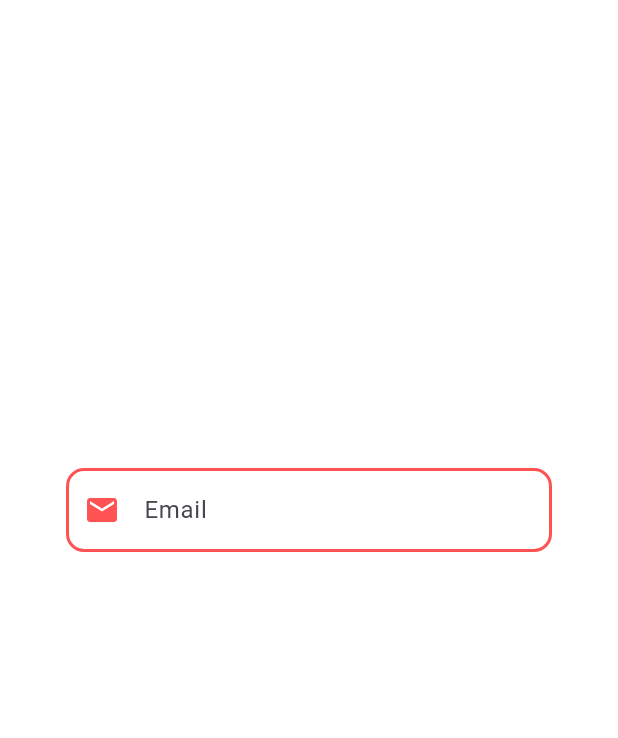
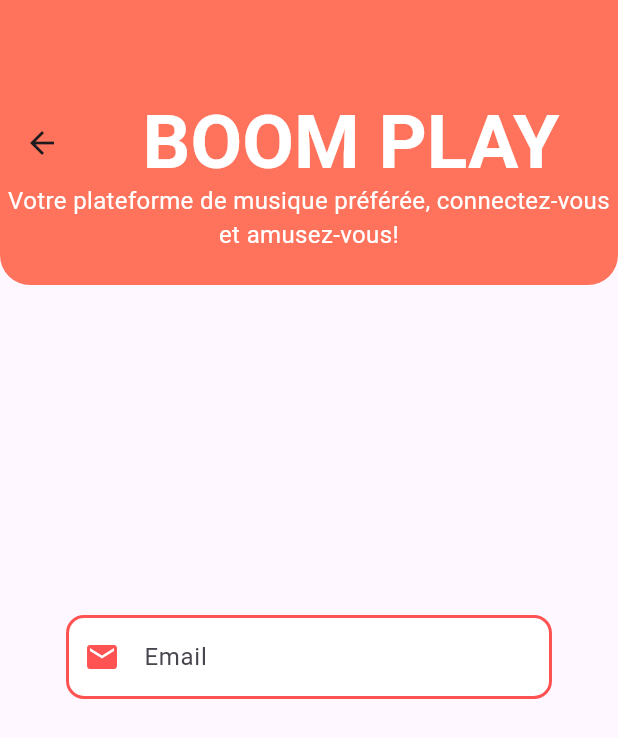
Before and after one commit to jeromegsa/BoomplayApp_spring_boot_flutter, a Flutter app: the MyForm screen opened by its route, on a phone screen of 412 x 824 dp. Shown: the top 738 px of the screen. Run offline on Flutter 3.47's test engine with Material 3 defaults, Android fonts, the phone set to English and light mode, and no system bars.

Commit message:
mise au propre des screens

```diff
--- a/frontend/lib/Screens/form_page.dart
+++ b/frontend/lib/Screens/form_page.dart
@@ -1,7 +1,22 @@
 import 'package:flutter/material.dart';
 import 'package:frontend/Screens/delayedAnimation.dart';
 
+class HomePage extends StatelessWidget {
+  const HomePage({super.key});
 
+  @override
+  Widget build(BuildContext context) {
+    return const Scaffold(
+
+      body:  Column(
+        mainAxisAlignment: MainAxisAlignment.center,
+        children: [
+          MyForm(),
+        ],
+      ),
+    );
+  }
+}
 
 class MyForm extends StatefulWidget {
   const MyForm({super.key});
@@ -24,9 +39,47 @@ class MyFormState extends State<MyForm> {
   final _formKey = GlobalKey<FormState>();
 
 
+
+
   @override
   Widget build(BuildContext context) {
-    return Center(
+    return Scaffold(
+      appBar: AppBar(
+        title: const Center(
+          child: Text(
+            'BOOM PLAY',
+            style: TextStyle(
+              color: Colors.white,
+              fontSize: 50,
+              fontWeight: FontWeight.bold,
+            ),
+          ),
+        ),
+        toolbarHeight: 190,
+        backgroundColor: const Color(0xffff735c), // Couleur appliquée ici
+        flexibleSpace:const Column(
+          mainAxisAlignment: MainAxisAlignment.center,
+          children: [
+            SizedBox(height: 100),
+            Center(
+              child: Text(
+                'Votre plateforme de musique préférée, connectez-vous et amusez-vous!',
+                textAlign: TextAlign.center,
+                style: TextStyle(
+                  color: Colors.white,
+                  fontSize: 16,
+                ),
+              ),
+            ),
+          ],
+        ),
+        shape: const RoundedRectangleBorder(
+          borderRadius: BorderRadius.vertical(
+            bottom: Radius.circular(20),
+          ),
+        ),
+      ),
+      body: Center(
         child: Form(
           key: _formKey,
           child: SingleChildScrollView(
@@ -61,14 +114,17 @@ class MyFormState extends State<MyForm> {
                               controller: emailController,
                               decoration: InputDecoration(
                                 labelText: 'Email',
-                              prefixIcon: const Icon(Icons.mail, color: Colors.redAccent),
+                                prefixIcon: const Icon(Icons.mail,
+                                    color: Colors.redAccent),
                                 enabledBorder: OutlineInputBorder(
                                   borderRadius: BorderRadius.circular(12),
-                                borderSide: const BorderSide(color: Colors.redAccent, width: 2),
+                                  borderSide: const BorderSide(
+                                      color: Colors.redAccent, width: 2),
                                 ),
                                 focusedBorder: OutlineInputBorder(
                                   borderRadius: BorderRadius.circular(12),
-                                borderSide: const BorderSide(color: Colors.redAccent, width: 2),
+                                  borderSide: const BorderSide(
+                                      color: Colors.redAccent, width: 2),
                                 ),
                                 filled: true,
                                 fillColor: Colors.white,
@@ -91,14 +147,17 @@ class MyFormState extends State<MyForm> {
                               controller: passwordController,
                               decoration: InputDecoration(
                                 labelText: 'Password',
-                              prefixIcon: const Icon(Icons.lock, color: Colors.redAccent),
+                                prefixIcon: const Icon(Icons.lock,
+                                    color: Colors.redAccent),
                                 enabledBorder: OutlineInputBorder(
                                   borderRadius: BorderRadius.circular(12),
-                                borderSide: const BorderSide(color: Colors.redAccent, width: 2),
+                                  borderSide: const BorderSide(
+                                      color: Colors.redAccent, width: 2),
                                 ),
                                 focusedBorder: OutlineInputBorder(
                                   borderRadius: BorderRadius.circular(12),
-                                borderSide: const BorderSide(color: Colors.redAccent, width: 2),
+                                  borderSide: const BorderSide(
+                                      color: Colors.redAccent, width: 2),
                                 ),
                                 filled: true,
                                 fillColor: Colors.white,
@@ -125,14 +184,28 @@ class MyFormState extends State<MyForm> {
                             onPressed: () {
                               if (_formKey.currentState!.validate()) {
                                 ScaffoldMessenger.of(context).showSnackBar(
-                                const SnackBar(content: Text('Traitement des données')),
+                                  const SnackBar(
+                                      content: Text('Traitement des données')),
                                 );
 
                               }
                             },
-                          child: const Text(
+                            child: const Row(
+                              mainAxisSize: MainAxisSize.min,
+                              mainAxisAlignment: MainAxisAlignment.center,
+                              children: [
+                                Text(
                                   'Soumettre',
-                            style: TextStyle(color: Colors.white),
+                                  style: TextStyle(
+                                      color: Colors.white,
+                                      fontWeight: FontWeight.bold),
+                                ),
+                                SizedBox(width: 8),
+                                Icon(
+                                  Icons.send,
+                                  color: Colors.white,
+                                ),
+                              ],
                             ),
                           ),
                         ),
@@ -144,17 +217,7 @@ class MyFormState extends State<MyForm> {
             ),
           ),
         ),
+      ),
     );
   }
 }
-
-class Person {
-  String email;
-  String password;
-  Person(this.email, this.password);
-}
-
-List<Person> people = [
-  Person('baba@gmail.com', "1234"),
-  Person('arnaud', 'sonkpian@gmail.com'),
-];
--- a/frontend/lib/Screens/home.dart
+++ b/frontend/lib/Screens/home.dart
@@ -82,6 +82,7 @@ class Home extends StatelessWidget {
                     ],
                   ),
                 ),
+
                 const SizedBox(height: 15),
                 ElevatedButton(
                   onPressed: () {
```
Also changed, not shown: frontend/lib/main.dart (+17 -23 lines). Lines whose indentation alone changed are shown as unchanged.
